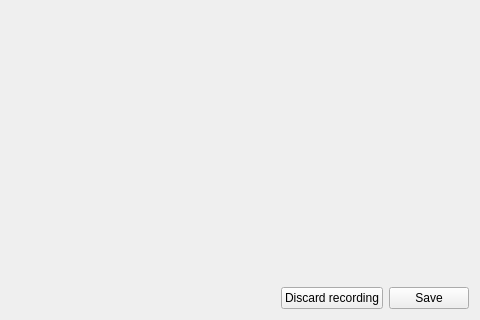
EuracBiomedicalResearch/DigitalSpiralography, file ui/endrecording.ui: the form before one commit; both pictures show x 485 to 965 and y 160 to 480 of the 965 by 480 pixel window.
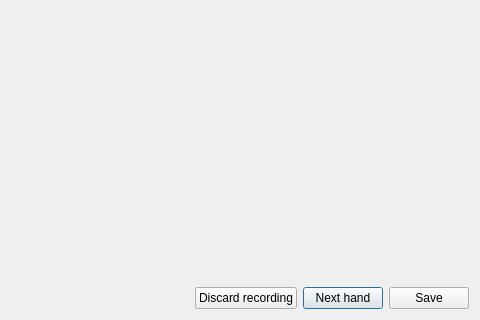
The form after the commit.

Commit message:
Allow to proceed to the 'next hand' automatically without entering the patient data twice.
- Add new button "Next hand" in endrecording.
- Allow end_recording_dialog to be preset with an existing record

Diff of the .ui file:
```diff
--- a/ui/endrecording.ui
+++ b/ui/endrecording.ui
@@ -337,6 +337,13 @@
        </property>
       </widget>
      </item>
+     <item>
+      <widget class="QPushButton" name="next_hand_btn">
+       <property name="text">
+        <string>Next hand</string>
+       </property>
+      </widget>
+     </item>
      <item>
       <widget class="QPushButton" name="pushButton_2">
        <property name="text">
```
Left out of the diff: 2 changed lines with no effect on the pictures. The commit also changes 1 other file.
